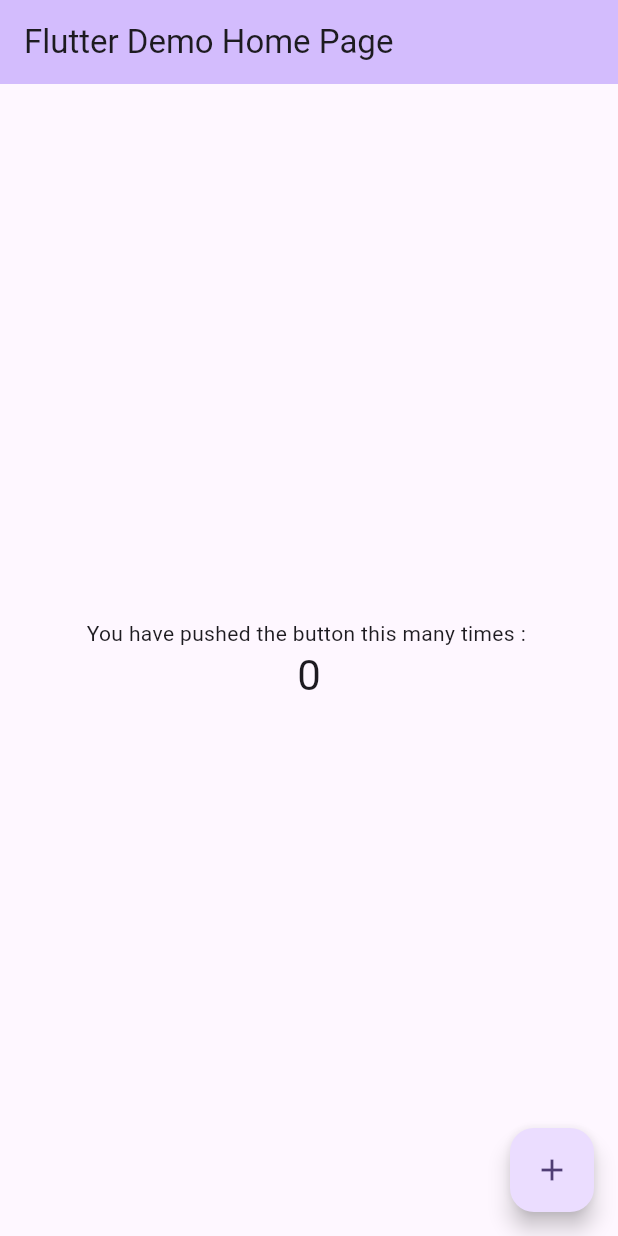
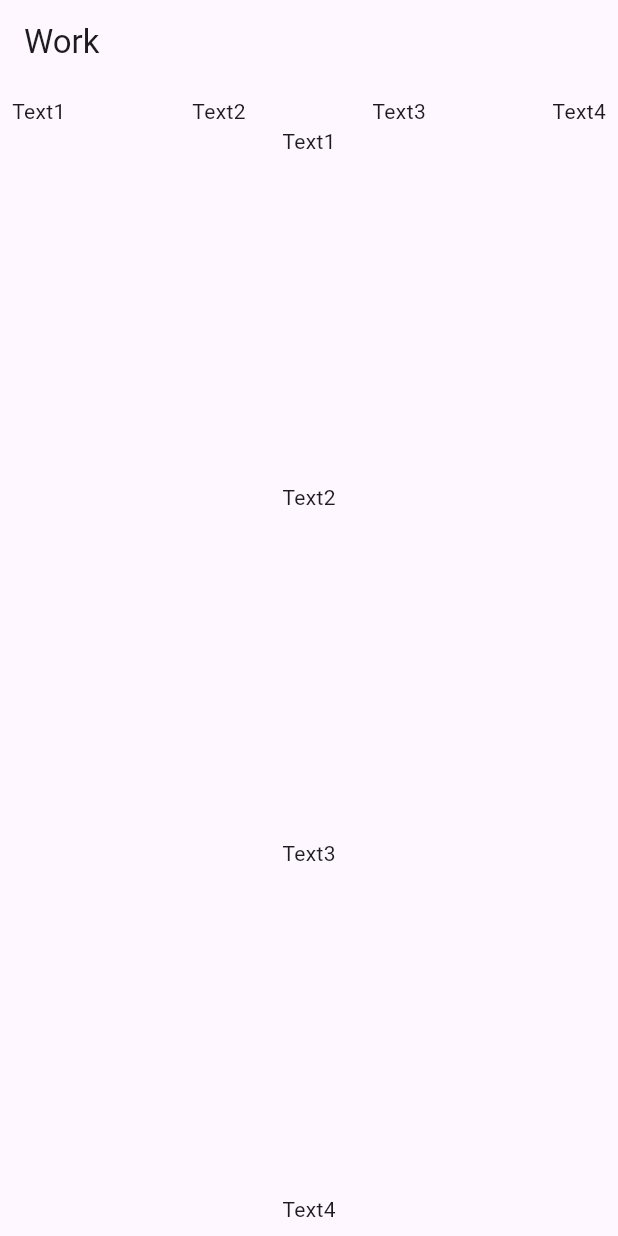
Before and after one commit to cussip/grep, a Flutter app: the screen it shows after launch, on a phone screen of 412 x 824 dp. Run offline on Flutter 3.47's test engine with Material 3 defaults, Android fonts, the phone set to English and light mode, and no system bars.

Commit message:
[SUHAN] git setting check

```diff
--- /dev/null
+++ b/Text/flutter_layout_01.txt
@@ -0,0 +1,3 @@
+Flutter
+    MaterialApp / CupertinoApp
+        Scaffold
--- a/lib/main.dart
+++ b/lib/main.dart
@@ -1,125 +1,17 @@
 import 'package:flutter/material.dart';
+import 'package:grep/screen/TodoScn.dart';
 
 void main() {
-  runApp(const MyApp());
+  runApp(MyApp());
 }
 
 class MyApp extends StatelessWidget {
   const MyApp({super.key});
 
-  // This widget is the root of your application.
   @override
   Widget build(BuildContext context) {
     return MaterialApp(
-      title: 'Flutter Demo',
-      theme: ThemeData(
-        // This is the theme of your application.
-        //
-        // TRY THIS: Try running your application with "flutter run". You'll see
-        // the application has a purple toolbar. Then, without quitting the app,
-        // try changing the seedColor in the colorScheme below to Colors.green
-        // and then invoke "hot reload" (save your changes or press the "hot
-        // reload" button in a Flutter-supported IDE, or press "r" if you used
-        // the command line to start the app).
-        //
-        // Notice that the counter didn't reset back to zero; the application
-        // state is not lost during the reload. To reset the state, use hot
-        // restart instead.
-        //
-        // This works for code too, not just values: Most code changes can be
-        // tested with just a hot reload.
-        colorScheme: ColorScheme.fromSeed(seedColor: Colors.deepPurple),
-        useMaterial3: true,
-      ),
-      home: const MyHomePage(title: 'Flutter Demo Home Page'),
+      home: TodoScn(),
     );
   }
 }
-
-class MyHomePage extends StatefulWidget {
-  const MyHomePage({super.key, required this.title});
-
-  // This widget is the home page of your application. It is stateful, meaning
-  // that it has a State object (defined below) that contains fields that affect
-  // how it looks.
-
-  // This class is the configuration for the state. It holds the values (in this
-  // case the title) provided by the parent (in this case the App widget) and
-  // used by the build method of the State. Fields in a Widget subclass are
-  // always marked "final".
-
-  final String title;
-
-  @override
-  State<MyHomePage> createState() => _MyHomePageState();
-}
-
-class _MyHomePageState extends State<MyHomePage> {
-  int _counter = 0;
-
-  void _incrementCounter() {
-    setState(() {
-      // This call to setState tells the Flutter framework that something has
-      // changed in this State, which causes it to rerun the build method below
-      // so that the display can reflect the updated values. If we changed
-      // _counter without calling setState(), then the build method would not be
-      // called again, and so nothing would appear to happen.
-      _counter++;
-    });
-  }
-
-  @override
-  Widget build(BuildContext context) {
-    // This method is rerun every time setState is called, for instance as done
-    // by the _incrementCounter method above.
-    //
-    // The Flutter framework has been optimized to make rerunning build methods
-    // fast, so that you can just rebuild anything that needs updating rather
-    // than having to individually change instances of widgets.
-    return Scaffold(
-      appBar: AppBar(
-        // TRY THIS: Try changing the color here to a specific color (to
-        // Colors.amber, perhaps?) and trigger a hot reload to see the AppBar
-        // change color while the other colors stay the same.
-        backgroundColor: Theme.of(context).colorScheme.inversePrimary,
-        // Here we take the value from the MyHomePage object that was created by
-        // the App.build method, and use it to set our appbar title.
-        title: Text(widget.title),
-      ),
-      body: Center(
-        // Center is a layout widget. It takes a single child and positions it
-        // in the middle of the parent.
-        child: Column(
-          // Column is also a layout widget. It takes a list of children and
-          // arranges them vertically. By default, it sizes itself to fit its
-          // children horizontally, and tries to be as tall as its parent.
-          //
-          // Column has various properties to control how it sizes itself and
-          // how it positions its children. Here we use mainAxisAlignment to
-          // center the children vertically; the main axis here is the vertical
-          // axis because Columns are vertical (the cross axis would be
-          // horizontal).
-          //
-          // TRY THIS: Invoke "debug painting" (choose the "Toggle Debug Paint"
-          // action in the IDE, or press "p" in the console), to see the
-          // wireframe for each widget.
-          mainAxisAlignment: MainAxisAlignment.center,
-          children: <Widget>[
-            const Text(
-              'You have pushed the button this many times : ',
-            ),
-            Text(
-              '$_counter',
-              style: Theme.of(context).textTheme.headlineMedium,
-            ),
-          ],
-        ),
-      ),
-      floatingActionButton: FloatingActionButton(
-        onPressed: _incrementCounter,
-        tooltip: 'Increment',
-        child: const Icon(Icons.add),
-      ), // This trailing comma makes auto-formatting nicer for build methods.
-    );
-  }
-}
--- /dev/null
+++ b/lib/screen/TodoScn.dart
@@ -0,0 +1,39 @@
+import 'package:flutter/material.dart';
+
+class TodoScn extends StatelessWidget {
+  const TodoScn({super.key});
+
+  @override
+  Widget build(BuildContext context) {
+    return Scaffold(
+      appBar: AppBar(
+        title: Text('Work'),
+      ) ,
+      body: Padding(
+        padding: EdgeInsets.all(8.0),
+        child: Column(
+          children: <Widget>[
+            Row(
+              children: [
+                Text('Text1'),
+                Spacer(),
+                Text('Text2'),
+                Spacer(),
+                Text('Text3'),
+                Spacer(),
+                Text('Text4'),
+              ],
+            ),
+            Text('Text1'),
+            Spacer(),
+            Text('Text2'),
+            Spacer(),
+            Text('Text3'),
+            Spacer(),
+            Text('Text4'),
+          ],
+        ),
+      ),
+    );
+  }
+}
```
Also changed, not shown: 1 other file.
